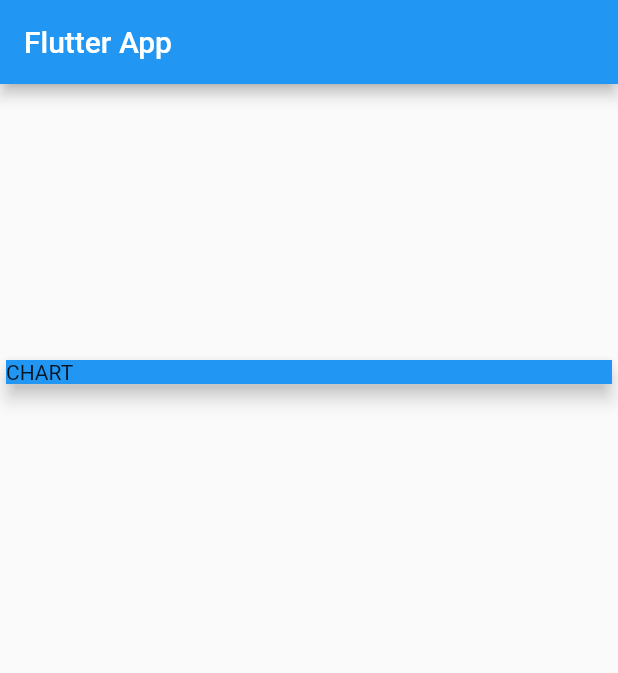
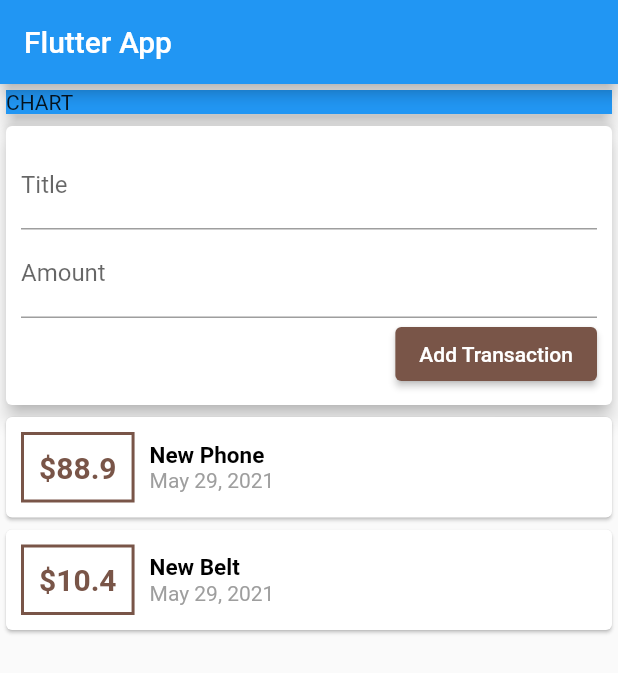
Before and after one commit to Cdf-creator/Expense_Planner-App, a Flutter app: the screen it shows after launch, on a phone screen of 412 x 824 dp. Shown: the top 673 px of the screen. Run offline on Flutter 3.47's test engine with Material 2 defaults, Android fonts, the phone set to English and light mode, and no system bars.

Commit message:
Added a Input widget so that users can enter their transactions

```diff
--- a/lib/main.dart
+++ b/lib/main.dart
@@ -1,5 +1,6 @@
 import './transaction.dart';
 import 'package:flutter/material.dart';
+import 'package:intl/intl.dart';
 
 void main() => runApp(MyApp());
 
@@ -27,7 +28,7 @@ class MyHomePage extends StatelessWidget {
           title: Text('Flutter App'),
         ),
         body: Column(
-          mainAxisAlignment: MainAxisAlignment.spaceAround,
+          mainAxisAlignment: MainAxisAlignment.start,
           crossAxisAlignment: CrossAxisAlignment.stretch,
           children: [
             Card(
@@ -38,8 +39,72 @@ class MyHomePage extends StatelessWidget {
               ),
               elevation: 5,
             ),
+            Card(
+                elevation: 5,
+                child: Container(
+                  padding: EdgeInsets.all(10),
+                  child: Column(
+                    crossAxisAlignment: CrossAxisAlignment.end,
+                    children: <Widget>[
+                      TextField(
+                        decoration: InputDecoration(labelText: 'Title'),
+                      ),
+                      TextField(
+                          decoration: InputDecoration(labelText: 'Amount')),
+                      ElevatedButton(
+                        onPressed: () {},
+                        child: Text('Add Transaction'),
+                        style: ElevatedButton.styleFrom(primary: Colors.brown),
+                      )
+                    ],
+                  ),
+                )),
             Column(
-              children: [Card(), Card(), Card()],
+              children: transactions.map((tx) {
+                return Card(
+                    child: Row(
+                  children: <Widget>[
+                    Container(
+                      margin: EdgeInsets.symmetric(
+                        vertical: 10,
+                        horizontal: 10,
+                      ),
+                      decoration: BoxDecoration(
+                          border: Border.all(
+                        color: Colors.brown,
+                        width: 2,
+                      )),
+                      padding: EdgeInsets.all(10),
+                      child: Text(
+                        '\$${tx.amount}',
+                        style: TextStyle(
+                          fontWeight: FontWeight.bold,
+                          fontSize: 20,
+                          color: Colors.brown,
+                        ),
+                      ),
+                    ),
+                    Column(
+                      crossAxisAlignment: CrossAxisAlignment.start,
+                      children: [
+                        Text(
+                          tx.title,
+                          style: TextStyle(
+                              fontSize: 15,
+                              fontWeight: FontWeight.bold,
+                              color: Colors.black),
+                        ),
+                        Text(
+                          DateFormat.yMMMd().format(tx.date),
+                          style: TextStyle(
+                            color: Colors.grey,
+                          ),
+                        )
+                      ],
+                    )
+                  ],
+                ));
+              }).toList(),
             )
           ],
         ));
--- a/pubspec.yaml
+++ b/pubspec.yaml
@@ -23,7 +23,7 @@ environment:
 dependencies:
   flutter:
     sdk: flutter
-
+  intl: ^0.17.0
 
   # The following adds the Cupertino Icons font to your application.
   # Use with the CupertinoIcons class for iOS style icons.
```
Also changed, not shown: pubspec.lock.
